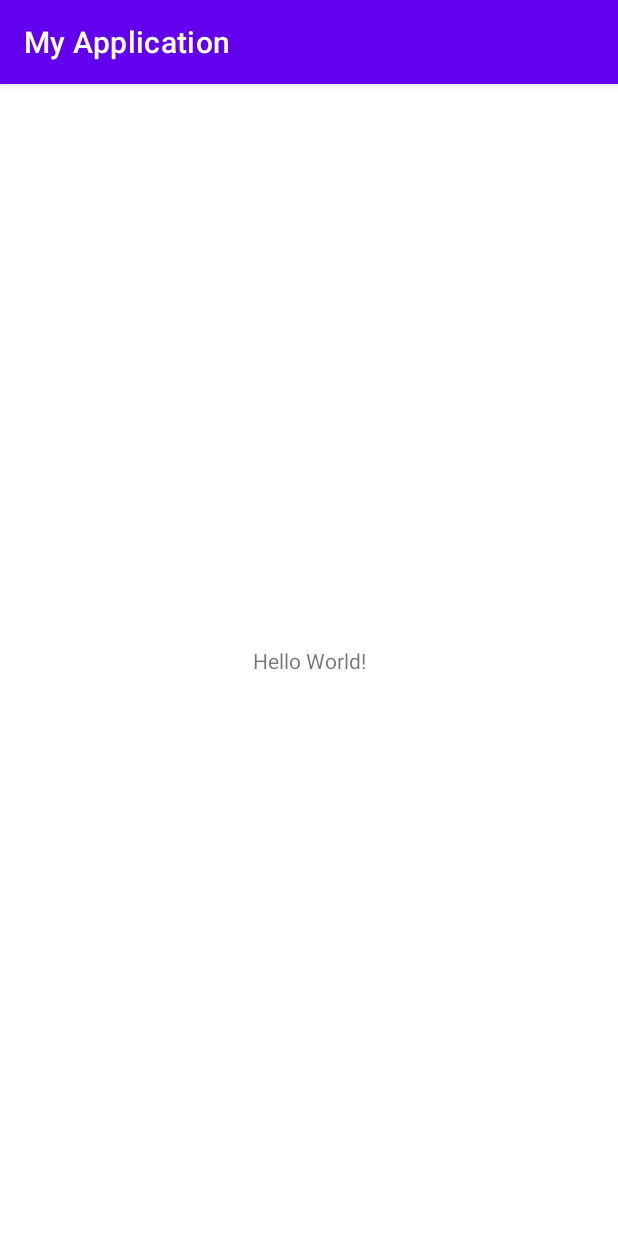
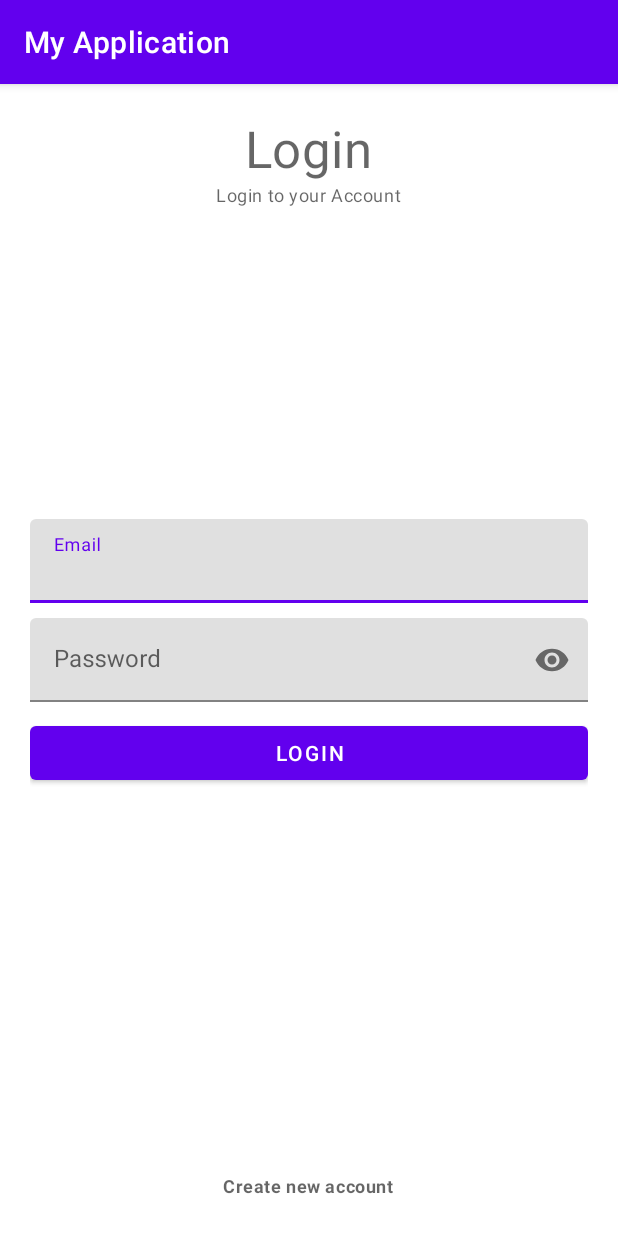
Before and after one commit to cuongpq1000/mobile_project, an Android app: the screen it shows after launch (MainActivity before the commit, LoginActivity after it), on a phone screen of 412 x 824 dp. Shown: the top 1233 px of the screen. Run offline under Robolectric (Android 15) with nearby library versions, the phone set to English and light mode, and no system bars.

Commit message:
finished xml layout design

```diff
--- a/app/build.gradle
+++ b/app/build.gradle
@@ -29,6 +29,10 @@ android {
     kotlinOptions {
         jvmTarget = '1.8'
     }
+
+    buildFeatures{
+        viewBinding true
+    }
 }
 
 dependencies {
--- a/app/src/main/java/com/example/myapplication/MainActivity.kt
+++ b/app/src/main/java/com/example/myapplication/LoginActivity.kt
@@ -3,9 +3,9 @@ package com.example.myapplication
 import androidx.appcompat.app.AppCompatActivity
 import android.os.Bundle
 
-class MainActivity : AppCompatActivity() {
+class LoginActivity : AppCompatActivity() {
     override fun onCreate(savedInstanceState: Bundle?) {
         super.onCreate(savedInstanceState)
-        setContentView(R.layout.activity_main)
+        setContentView(R.layout.activity_login)
     }
 }
--- /dev/null
+++ b/app/src/main/res/layout/activity_login.xml
@@ -0,0 +1,80 @@
+<?xml version="1.0" encoding="utf-8"?>
+<RelativeLayout xmlns:android="http://schemas.android.com/apk/res/android"
+    xmlns:app="http://schemas.android.com/apk/res-auto"
+    xmlns:tools="http://schemas.android.com/tools"
+    android:layout_width="match_parent"
+    android:layout_height="match_parent"
+    android:padding="20dp"
+    tools:context=".LoginActivity">
+
+    <TextView
+        android:id="@+id/titleLabelTv"
+        android:layout_width="wrap_content"
+        android:layout_height="wrap_content"
+        android:layout_centerHorizontal="true"
+        android:text="Login"
+        style="@style/TextAppearance.MaterialComponents.Headline4" />
+
+    <TextView
+        android:layout_width="wrap_content"
+        android:layout_height="wrap_content"
+        android:layout_centerHorizontal="true"
+        android:text="Login to your Account"
+        android:layout_below="@+id/titleLabelTv"
+        style="@style/TextAppearance.MaterialComponents.Caption" />
+
+    <!--Email-->
+    <com.google.android.material.textfield.TextInputLayout
+        android:id="@+id/emailTil"
+        android:layout_above="@id/passwordTil"
+        android:layout_marginBottom="10dp"
+        android:layout_width="match_parent"
+        android:layout_height="wrap_content">
+
+        <EditText
+            android:id="@+id/emailEt"
+            android:layout_width="match_parent"
+            android:layout_height="wrap_content"
+            android:hint="Email"
+            android:inputType="textEmailAddress" />
+
+    </com.google.android.material.textfield.TextInputLayout>
+
+
+    <!--Password-->
+    <com.google.android.material.textfield.TextInputLayout
+        android:id='@+id/passwordTil'
+        app:passwordToggleEnabled="true"
+        android:layout_width="match_parent"
+        android:layout_height="wrap_content"
+        android:layout_centerInParent="true">
+
+        <EditText
+            android:id='@+id/passwordEt'
+            android:layout_width="match_parent"
+            android:layout_height="wrap_content"
+            android:inputType="textPassword"
+            android:hint="Password"/>
+
+    </com.google.android.material.textfield.TextInputLayout>
+
+    <!--Login Button-->
+    <Button
+        android:layout_width="match_parent"
+        android:layout_height="wrap_content"
+        android:text="Login"
+        android:layout_below="@id/passwordTil"
+        android:layout_marginTop="10dp"/>
+
+    <!--Sign up if doesn't have account-->
+    <TextView
+        android:id="@+id/noAccountTv"
+        style="@style/TextAppearance.MaterialComponents.Caption"
+        android:layout_width="wrap_content"
+        android:layout_height="wrap_content"
+        android:layout_alignParentBottom="true"
+        android:layout_centerHorizontal="true"
+        android:padding="5dp"
+        android:text="@string/no_account" />
+
+</RelativeLayout>
--- a/app/src/main/res/layout/activity_main.xml
+++ /dev/null
@@ -1,18 +0,0 @@
-<?xml version="1.0" encoding="utf-8"?>
-<androidx.constraintlayout.widget.ConstraintLayout xmlns:android="http://schemas.android.com/apk/res/android"
-    xmlns:app="http://schemas.android.com/apk/res-auto"
-    xmlns:tools="http://schemas.android.com/tools"
-    android:layout_width="match_parent"
-    android:layout_height="match_parent"
-    tools:context=".MainActivity">
-
-    <TextView
-        android:layout_width="wrap_content"
-        android:layout_height="wrap_content"
-        android:text="Hello World!"
-        app:layout_constraintBottom_toBottomOf="parent"
-        app:layout_constraintEnd_toEndOf="parent"
-        app:layout_constraintStart_toStartOf="parent"
-        app:layout_constraintTop_toTopOf="parent" />
-
-</androidx.constraintlayout.widget.ConstraintLayout>
--- a/app/src/main/res/values/strings.xml
+++ b/app/src/main/res/values/strings.xml
@@ -1,3 +1,5 @@
 <resources>
     <string name="app_name">My Application</string>
+    <!--making the sign up button bold-->
+    <string name="no_account"><b>Create new account</b></string>
 </resources>
```
Also changed, not shown: app/src/main/AndroidManifest.xml (+9 -1 lines), app/src/main/java/com/example/myapplication/ProfileActivity.kt (added, +11 -0 lines), app/src/main/java/com/example/myapplication/SignUpActivity.kt (added, +11 -0 lines), app/src/main/res/layout/activity_profile.xml (added, +30 -0 lines), app/src/main/res/layout/activity_sign_up.xml (added, +70 -0 lines), 1 other file.
